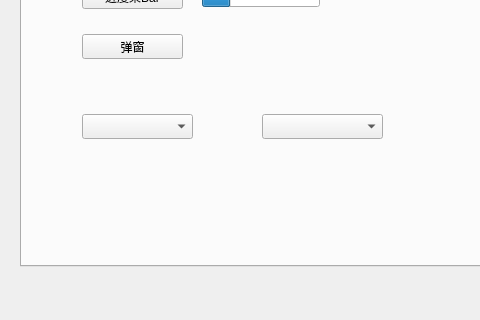
Before: the Qt Designer form mainwindow.ui in wenyue7/Interface_Plot, drawn with Qt 5; both pictures show x 0 to 480 and y 150 to 470 of the 698 by 470 pixel window.
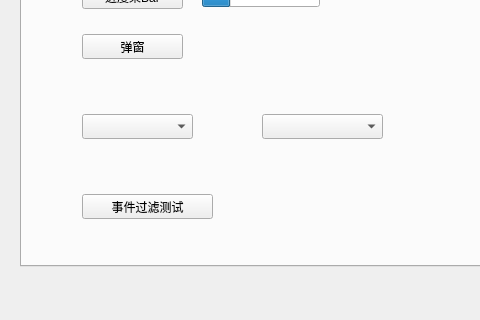
After: the same form once the commit is applied. Custom widgets are drawn as their Qt base class.

Commit message: 2018.9.13: 添加事件处理,event(),事件过滤器

Diff of the .ui file:
```diff
--- a/mainwindow.ui
+++ b/mainwindow.ui
@@ -105,6 +105,19 @@
           </rect>
          </property>
         </widget>
+        <widget class="QPushButton" name="pushButton_4">
+         <property name="geometry">
+          <rect>
+           <x>60</x>
+           <y>280</y>
+           <width>131</width>
+           <height>25</height>
+          </rect>
+         </property>
+         <property name="text">
+          <string>事件过滤测试</string>
+         </property>
+        </widget>
        </widget>
        <widget class="QWidget" name="tab_2">
         <attribute name="title">
```
The commit also changes 3 other files.
